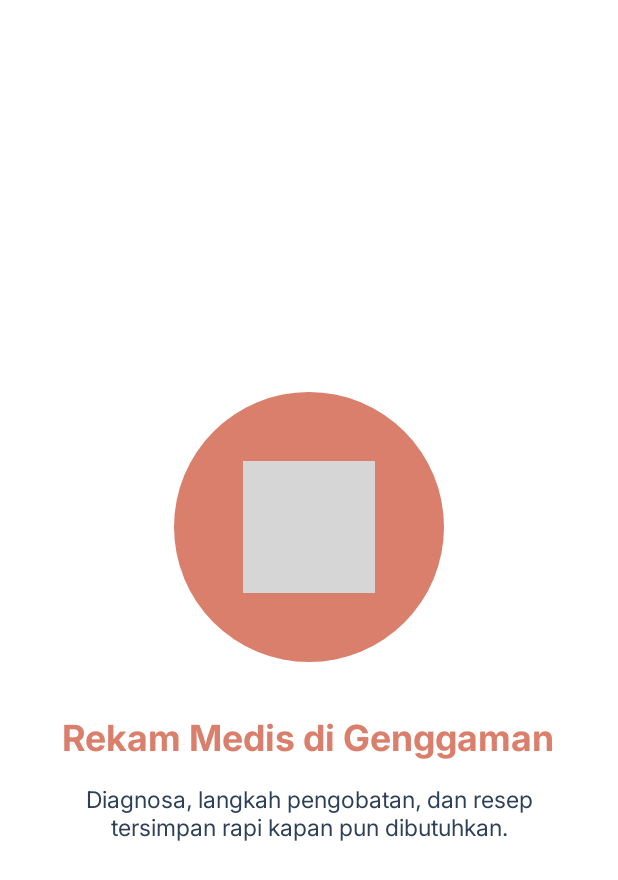
After one commit to juwanti24/Project_mobile-rumah-_Juwan, an Android app: the fragment Tutorial2Fragment shown on its own in the app's theme, on a phone screen of 412 x 824 dp. The commit adds this screen. Shown: the top 880 px of the screen. Run offline under Robolectric (Android 15) with nearby library versions, the phone set to English and light mode, and no system bars; grey boxes are pictures that could not be loaded.

Commit message:
update projek

```diff
--- a/app/build.gradle.kts
+++ b/app/build.gradle.kts
@@ -51,6 +51,9 @@ dependencies {
     implementation(libs.androidx.activity.ktx)
     implementation(libs.androidx.appcompat)
     implementation(libs.androidx.cardview)
+    implementation("com.tbuonomo:dotsindicator:5.1.0")
+    implementation("androidx.gridlayout:gridlayout:1.0.0")
+    implementation("androidx.viewpager2:viewpager2:1.1.0")
     implementation(libs.androidx.constraintlayout)
     implementation(libs.androidx.core.ktx)
     implementation(libs.material)
--- a/app/src/main/AndroidManifest.xml
+++ b/app/src/main/AndroidManifest.xml
@@ -23,6 +23,9 @@
             </intent-filter>
         </activity>
         <activity
+            android:name=".TutorialActivity"
+            android:exported="false" />
+        <activity
             android:name=".LoginActivity"
             android:exported="false"
             android:windowSoftInputMode="adjustResize" />
@@ -36,6 +39,7 @@
         <activity
             android:name=".WebViewActivity"
             android:exported="false" />
+
     </application>
 
 </manifest>
--- a/app/src/main/java/com/example/project_juwan/Home/HomeFragment.kt
+++ b/app/src/main/java/com/example/project_juwan/Home/HomeFragment.kt
@@ -52,6 +52,11 @@ class HomeFragment : Fragment() {
         binding.btnRekam.setOnClickListener {
             bottomNav.selectedItemId = R.id.nav_rekam
         }
+        binding.btnProfil.setOnClickListener {
+            requireActivity()
+                .findViewById<com.google.android.material.bottomnavigation.BottomNavigationView>(R.id.bottom_nav_view)
+                .selectedItemId = R.id.nav_profil
+        }
 
         // WebView
         // Tombol Artikel -> halaman WebView
--- a/app/src/main/java/com/example/project_juwan/SplashActivity.kt
+++ b/app/src/main/java/com/example/project_juwan/SplashActivity.kt
@@ -24,7 +24,7 @@ class SplashActivity : AppCompatActivity() {
             val tujuan = if (isLogin) BaseActivity::class.java
             else LoginActivity::class.java
 
-            startActivity(Intent(this, tujuan))
+            startActivity(Intent(this, TutorialActivity::class.java))
             finish()
         }, 2500)
     }
--- /dev/null
+++ b/app/src/main/java/com/example/project_juwan/Tutorial/Tutorial2Fragment.kt
@@ -0,0 +1,15 @@
+package com.example.project_juwan
+
+import android.os.Bundle
+import android.view.LayoutInflater
+import android.view.View
+import android.view.ViewGroup
+import androidx.fragment.app.Fragment
+import com.example.project_juwan.R
+
+class Tutorial2Fragment : Fragment() {
+    override fun onCreateView(
+        inflater: LayoutInflater, container: ViewGroup?,
+        savedInstanceState: Bundle?
+    ): View? = inflater.inflate(R.layout.fragment_tutorial2, container, false)
+}
--- /dev/null
+++ b/app/src/main/res/drawable/bg_circle.xml
@@ -0,0 +1,5 @@
+<?xml version="1.0" encoding="utf-8"?>
+<shape xmlns:android="http://schemas.android.com/apk/res/android"
+    android:shape="oval">
+    <solid android:color="@color/white" />
+</shape>
--- /dev/null
+++ b/app/src/main/res/layout/fragment_tutorial2.xml
@@ -0,0 +1,41 @@
+<?xml version="1.0" encoding="utf-8"?>
+<LinearLayout xmlns:android="http://schemas.android.com/apk/res/android"
+    xmlns:app="http://schemas.android.com/apk/res-auto"
+    android:layout_width="match_parent"
+    android:layout_height="match_parent"
+    android:gravity="center"
+    android:orientation="vertical"
+    android:paddingHorizontal="32dp">
+
+    <FrameLayout
+        android:layout_width="180dp"
+        android:layout_height="180dp"
+        android:background="@drawable/bg_circle"
+        android:backgroundTint="@color/coral"  >
+
+        <ImageView
+            android:layout_width="88dp"
+            android:layout_height="88dp"
+            android:layout_gravity="center"
+            android:contentDescription="Rekam Medis"
+            android:src="@drawable/ic_description"
+            app:tint="@color/white" />
+    </FrameLayout>
+
+    <TextView
+        android:layout_width="wrap_content"
+        android:layout_height="wrap_content"
+        android:layout_marginTop="32dp"
+        android:text="Rekam Medis di Genggaman"
+        android:textColor="@color/coral"
+        android:textSize="24sp"
+        android:textStyle="bold" />
+
+    <TextView
+        android:layout_width="wrap_content"
+        android:layout_height="wrap_content"
+        android:layout_marginTop="12dp"
+        android:gravity="center"
+        android:text="Diagnosa, langkah pengobatan, dan resep tersimpan rapi kapan pun dibutuhkan."        android:textColor="@color/navy"
+        android:textSize="15sp" />
+</LinearLayout>
```
Also changed, not shown: app/src/main/java/com/example/project_juwan/Tutorial/Tutorial1Fragment.kt (added, +15 -0 lines), app/src/main/java/com/example/project_juwan/Tutorial/Tutorial3Fragment.kt (added, +15 -0 lines), app/src/main/java/com/example/project_juwan/Tutorial/TutorialActivity.kt (added, +57 -0 lines), app/src/main/java/com/example/project_juwan/Tutorial/TutorialFragmentAdapter.kt (added, +13 -0 lines), app/src/main/res/drawable/bg_header_wave.xml (added, +11 -0 lines), app/src/main/res/layout/activity_tutorial.xml (added, +42 -0 lines), app/src/main/res/layout/fragment_home.xml (+72 -20 lines), app/src/main/res/layout/fragment_tutorial1.xml (added, +41 -0 lines), app/src/main/res/layout/fragment_tutorial3.xml (added, +42 -0 lines).
